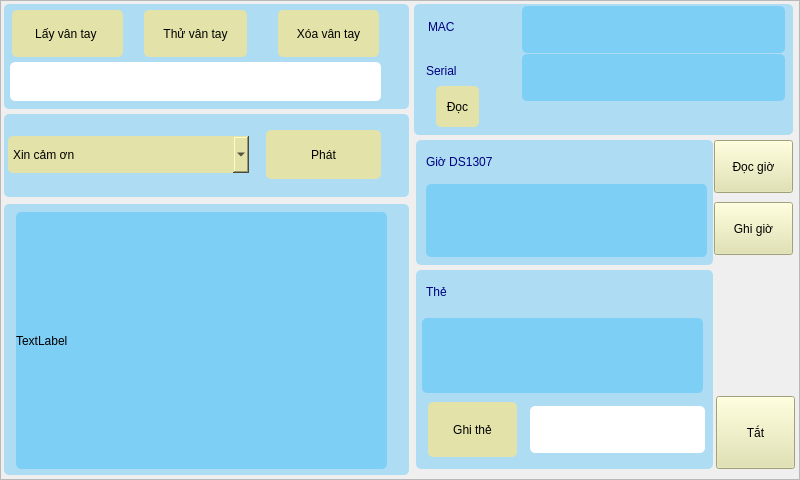
Lam-dev/ETM_ELT_deviceTest, file Ui/MainScreen.ui: the form before one commit.
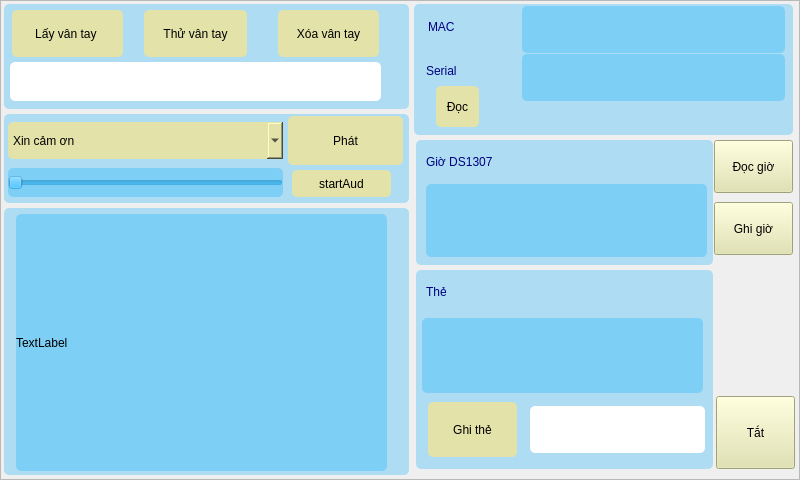
The form after the commit.

```diff
--- a/Ui/MainScreen.ui
+++ b/Ui/MainScreen.ui
@@ -125,7 +125,7 @@
      <x>4</x>
      <y>114</y>
      <width>405</width>
-     <height>83</height>
+     <height>89</height>
     </rect>
    </property>
    <property name="styleSheet">
@@ -143,8 +143,8 @@
     <property name="geometry">
      <rect>
       <x>4</x>
-      <y>22</y>
-      <width>241</width>
+      <y>8</y>
+      <width>275</width>
       <height>37</height>
      </rect>
     </property>
@@ -165,8 +165,8 @@
    <widget class="QPushButton" name="pushButton_playSpeech">
     <property name="geometry">
      <rect>
-      <x>262</x>
-      <y>16</y>
+      <x>284</x>
+      <y>2</y>
       <width>115</width>
       <height>49</height>
      </rect>
@@ -178,14 +178,43 @@
      <string>Phát</string>
     </property>
    </widget>
+   <widget class="QSlider" name="horizontalSlider_changeValue">
+    <property name="geometry">
+     <rect>
+      <x>4</x>
+      <y>54</y>
+      <width>275</width>
+      <height>29</height>
+     </rect>
+    </property>
+    <property name="orientation">
+     <enum>Qt::Horizontal</enum>
+    </property>
+   </widget>
+   <widget class="QPushButton" name="pushButton_2">
+    <property name="geometry">
+     <rect>
+      <x>288</x>
+      <y>56</y>
+      <width>99</width>
+      <height>27</height>
+     </rect>
+    </property>
+    <property name="styleSheet">
+     <string notr="true">background-color: rgb(226, 226, 169);</string>
+    </property>
+    <property name="text">
+     <string>startAud</string>
+    </property>
+   </widget>
   </widget>
   <widget class="QFrame" name="frame_3">
    <property name="geometry">
     <rect>
      <x>4</x>
-     <y>204</y>
+     <y>208</y>
      <width>405</width>
-     <height>271</height>
+     <height>267</height>
     </rect>
    </property>
    <property name="styleSheet">
@@ -203,7 +232,7 @@
     <property name="geometry">
      <rect>
       <x>12</x>
-      <y>8</y>
+      <y>6</y>
       <width>371</width>
       <height>257</height>
      </rect>
```
